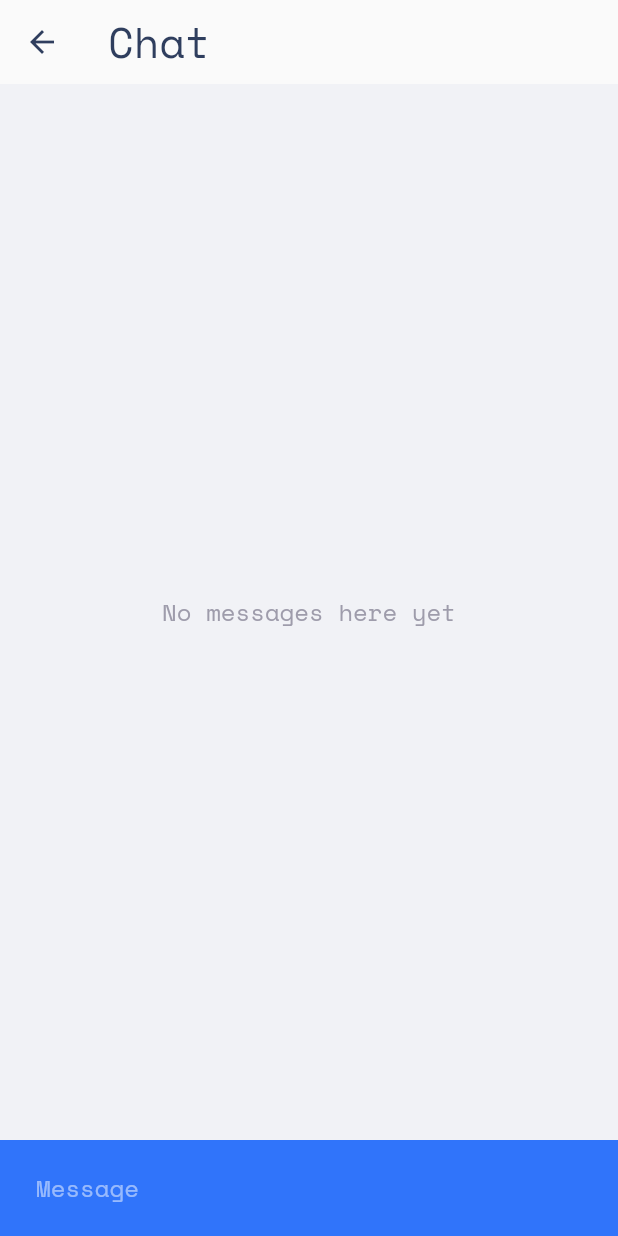
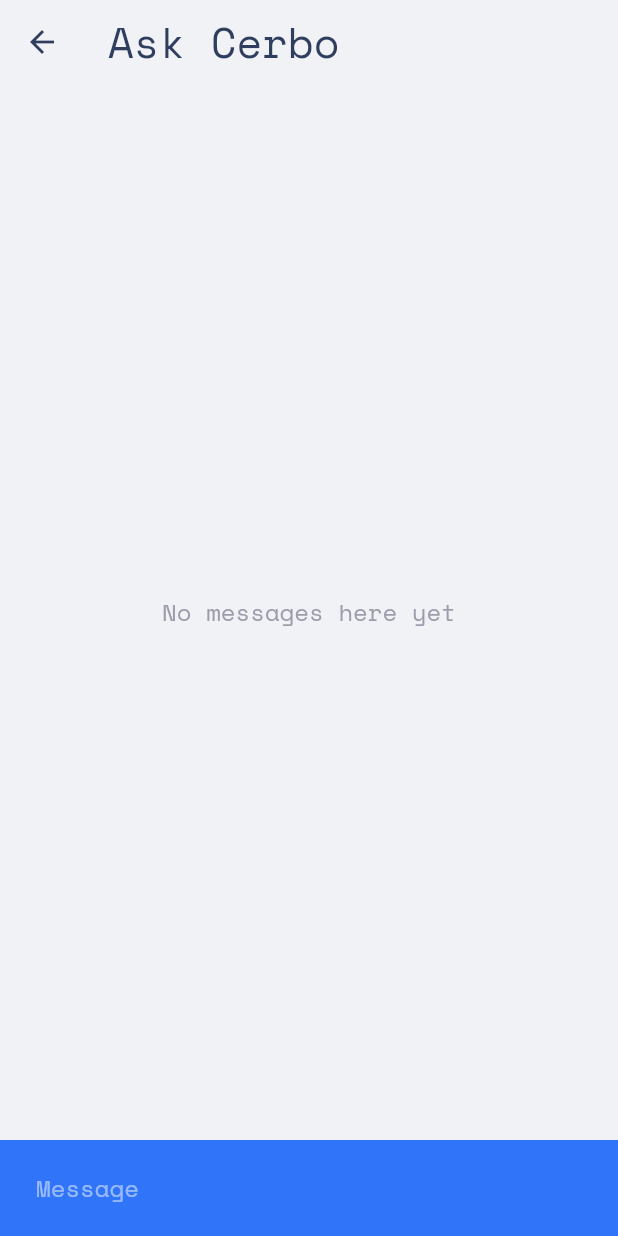
Before and after one commit to cerbo-bot/cerbo-mobile-app, a Flutter app: the ChatView screen opened by its route, on a phone screen of 412 x 824 dp. Run offline on Flutter 3.47's test engine with Material 2 defaults, Android fonts, the phone set to English and light mode, and no system bars; our stand-ins replace flutter_chat_types, flutter_chat_ui, flutter_spinkit, google_fonts, logger, stacked and 1 more; missing offline and left inert: flutter_config, flutter_link_previewer.

Commit message:
created UI for Ask Cerbo

```diff
--- a/lib/constants/url_helper.dart
+++ b/lib/constants/url_helper.dart
@@ -1,6 +1,9 @@
+import 'package:flutter_config/flutter_config.dart';
+
 class UrlHelper {
+  static String BASE_URL = FlutterConfig.get('BASE_URL_DEVELOPMENT');
   static String urlForTopStories() {
-    return "https://cerbo.glitch.me/v1/news";
+    return '$BASE_URL/news';
   }
 
   static String urlForCommentById(int commentId) {
--- a/lib/main.dart
+++ b/lib/main.dart
@@ -1,4 +1,5 @@
 import 'package:flutter/material.dart' hide Router;
+import 'package:flutter_config/flutter_config.dart';
 import 'package:google_fonts/google_fonts.dart';
 import 'package:logger/logger.dart';
 import 'package:stacked_services/stacked_services.dart';
@@ -6,7 +7,9 @@ import 'package:stacked_services/stacked_services.dart';
 import 'app/app.locator.dart';
 import 'app/app.router.dart';
 
-void main() {
+void main() async {
+  WidgetsFlutterBinding.ensureInitialized(); // Required by FlutterConfig
+  await FlutterConfig.loadEnvVariables();
   Logger.level = Level.debug;
   setupLocator();
   runApp(MyApp());
--- a/lib/ui/views/chat/chat_view.dart
+++ b/lib/ui/views/chat/chat_view.dart
@@ -14,10 +14,10 @@ class ChatView extends StatelessWidget {
       onModelReady: (model) => model.doSomething(),
       builder: (context, model, child) => Scaffold(
         appBar: AppBar(
-          backgroundColor: Colors.transparent,
+          backgroundColor: SecondaryColor,
           elevation: 0,
           title: Text(
-            "Chat",
+            "Ask Cerbo",
             style: h3.copyWith(color: TextColorDark),
           ),
           leading: BackButton(
--- a/lib/ui/views/startup/startup_view.dart
+++ b/lib/ui/views/startup/startup_view.dart
@@ -19,10 +19,10 @@ class StartUpView extends StatelessWidget {
           actions: [
             IconButton(
                 icon: Icon(
-                  CupertinoIcons.doc_text_fill,
+                  CupertinoIcons.info_circle,
                 ),
                 iconSize: 36,
-                onPressed: model.doSomething)
+                onPressed: model.openCerboWebsite)
           ],
         ),
         floatingActionButton: FloatingActionButton(
--- a/lib/ui/views/startup/startup_viewmodel.dart
+++ b/lib/ui/views/startup/startup_viewmodel.dart
@@ -1,5 +1,6 @@
 import 'package:my_bot/app/app.locator.dart';
 import 'package:my_bot/app/app.router.dart';
+import 'package:my_bot/services/common.dart';
 import 'package:stacked/stacked.dart';
 import 'package:stacked_services/stacked_services.dart';
 
@@ -15,4 +16,8 @@ class StartUpViewModel extends BaseViewModel {
   openChatPage() {
     _nagivationService.navigateTo(Routes.chatView);
   }
+
+  void openCerboWebsite() {
+    locator<CommonServices>().launchUrl('https://github.com/cerbo-bot');
+  }
 }
```
Also changed, not shown: lib/app/app.locator.dart (+7 -1 lines), pubspec.yaml (+2 -5 lines), pubspec.lock, 2 other files.
